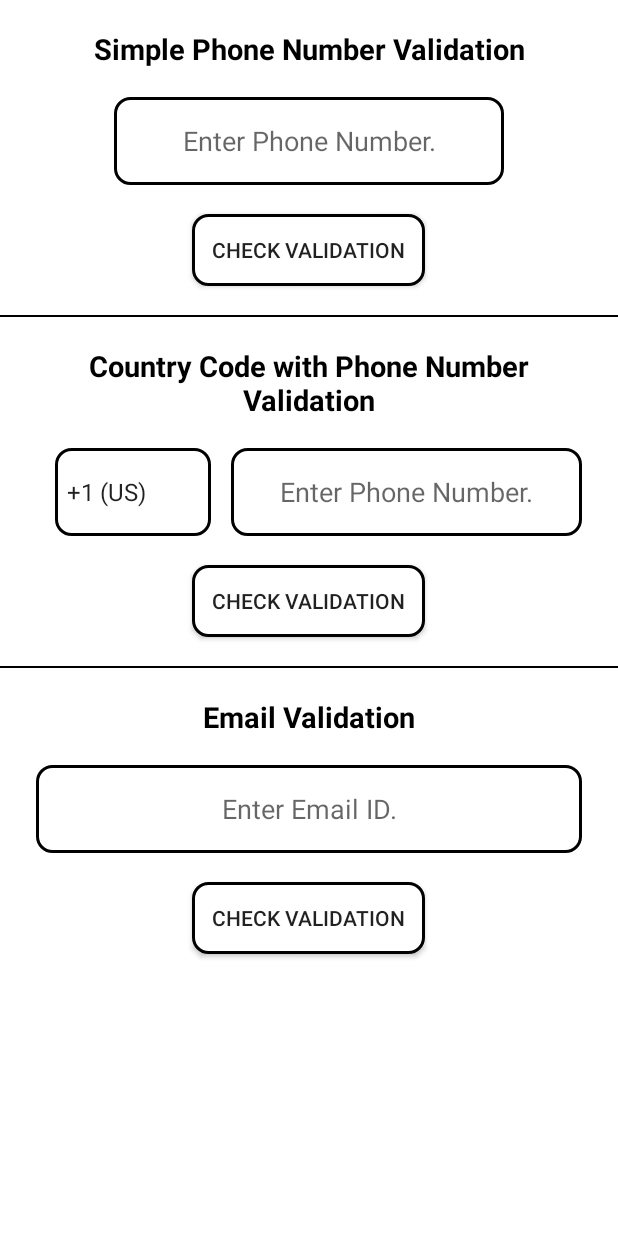
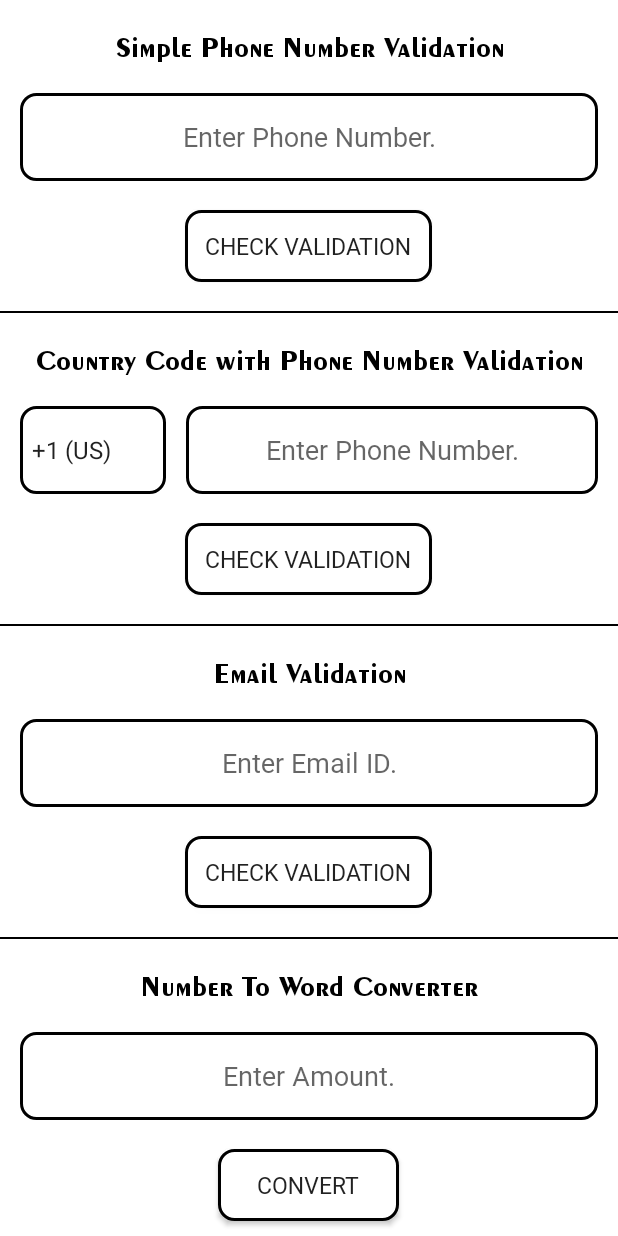
Before and after one commit to chiragmiracle/miraclevalidatejava, an Android app: the screen it shows after launch (MainActivity), on a phone screen of 412 x 824 dp. Run offline under Robolectric (Android 15) with nearby library versions, the phone set to English and light mode, and no system bars; our stand-ins replace sdp/ssp sizes.

Commit message:
Number to word converter
Number to word converter complete

```diff
--- /dev/null
+++ b/ValidationUtility/src/main/java/com/validationutility/NumberToWordConverter.java
@@ -0,0 +1,73 @@
+package com.validationutility;
+
+import android.text.TextUtils;
+
+public class NumberToWordConverter {
+
+    private static final String[] UNITS = {"", "One", "Two", "Three", "Four", "Five", "Six", "Seven", "Eight", "Nine"};
+    private static final String[] TEENS = {"Ten", "Eleven", "Twelve", "Thirteen", "Fourteen", "Fifteen", "Sixteen", "Seventeen", "Eighteen", "Nineteen"};
+    private static final String[] TENS = {"", "", "Twenty", "Thirty", "Forty", "Fifty", "Sixty", "Seventy", "Eighty", "Ninety"};
+    private static final String[] THOUSANDS = {"", "Thousand", "Million", "Billion"};
+
+    public static String convertCountToWord(String number) {
+        if (TextUtils.isEmpty(number)) {
+            return "Please enter a valid number";
+        }
+
+        number = number.trim();
+
+        try {
+            long num = Long.parseLong(number);
+
+            if (num < 0 || num > 999_999_999_999L) {
+                return "Number out of range";
+            }
+
+            if (num == 0) {
+                return "Zero";
+            }
+
+            StringBuilder result = new StringBuilder();
+
+            int scale = 0;
+
+            while (num > 0) {
+                int lastThreeDigits = (int) (num % 1000);
+                if (lastThreeDigits != 0) {
+                    result.insert(0, convertThreeDigitsToWord(lastThreeDigits) + THOUSANDS[scale] + " ");
+                }
+                num /= 1000;
+                scale++;
+            }
+
+            return result.toString().trim();
+        } catch (NumberFormatException e) {
+            return "Invalid number format";
+        }
+    }
+
+    private static String convertThreeDigitsToWord(int num) {
+        StringBuilder result = new StringBuilder();
+
+        int hundredDigit = num / 100;
+        if (hundredDigit > 0) {
+            result.append(UNITS[hundredDigit]).append(" Hundred ");
+        }
+
+        int lastTwoDigits = num % 100;
+        if (lastTwoDigits < 10) {
+            result.append(UNITS[lastTwoDigits]);
+        } else if (lastTwoDigits < 20) {
+            result.append(TEENS[lastTwoDigits - 10]);
+        } else {
+            int tensDigit = lastTwoDigits / 10;
+            result.append(TENS[tensDigit]);
+            int unitDigit = lastTwoDigits % 10;
+            if (unitDigit > 0) {
+                result.append(" ").append(UNITS[unitDigit]);
+            }
+        }
+
+        return result.toString().trim();
+    }
+}
--- a/app/src/main/AndroidManifest.xml
+++ b/app/src/main/AndroidManifest.xml
@@ -14,7 +14,8 @@
         tools:targetApi="31">
         <activity
             android:name=".MainActivity"
-            android:exported="true">
+            android:exported="true"
+            android:windowSoftInputMode="stateHidden|adjustResize" >
             <intent-filter>
                 <action android:name="android.intent.action.MAIN" />
                 <category android:name="android.intent.category.LAUNCHER" />
--- a/app/src/main/java/com/miracle/validation/MainActivity.java
+++ b/app/src/main/java/com/miracle/validation/MainActivity.java
@@ -6,11 +6,13 @@ import android.view.View;
 import android.widget.ArrayAdapter;
 import android.widget.EditText;
 import android.widget.Spinner;
+import android.widget.TextView;
 import android.widget.Toast;
 
 import androidx.appcompat.app.AppCompatActivity;
 import androidx.appcompat.widget.AppCompatButton;
 
+import com.validationutility.NumberToWordConverter;
 import com.validationutility.Validation;
 
 
@@ -29,6 +31,11 @@ public class MainActivity extends AppCompatActivity {
     private AppCompatButton email_validation;
     private EditText et_email;
 
+    //Number to Word Convert
+    private AppCompatButton convert_validation;
+    private EditText et_convert_number;
+    private TextView tv_result;
+
     @Override
     protected void onCreate(Bundle savedInstanceState) {
         super.onCreate(savedInstanceState);
@@ -38,6 +45,15 @@ public class MainActivity extends AppCompatActivity {
         simpleteNumValidation();
         countryCodeNumValidation();
         emailValidation();
+        numberToWordConvert();
+    }
+
+    private void numberToWordConvert() {
+        convert_validation.setOnClickListener(v -> {
+            String inputNumber = et_convert_number.getText().toString();
+            String result = NumberToWordConverter.convertCountToWord(inputNumber);
+            tv_result.setText(result);
+        });
     }
 
     private void emailValidation() {
@@ -100,6 +116,9 @@ public class MainActivity extends AppCompatActivity {
         country_code = findViewById(R.id.country_code);
         et_email = findViewById(R.id.et_email);
         email_validation = findViewById(R.id.email_validation);
+        convert_validation = findViewById(R.id.convert_validation);
+        et_convert_number = findViewById(R.id.et_convert_number);
+        tv_result = findViewById(R.id.tv_result);
     }
 
 }
--- a/app/src/main/res/layout/activity_main.xml
+++ b/app/src/main/res/layout/activity_main.xml
@@ -24,21 +24,23 @@
                 android:orientation="vertical">
 
                 <TextView
+                    android:layout_width="match_parent"
+                    android:layout_height="wrap_content"
+                    android:layout_marginHorizontal="@dimen/_15sdp"
+                    android:layout_marginVertical="@dimen/_15sdp"
+                    android:fontFamily="@font/heading"
+                    android:gravity="center"
+                    android:text="Simple Phone Number Validation"
                     android:textColor="@color/black"
-                    android:textStyle="bold"
-                    android:layout_marginHorizontal="@dimen/_15sdp"
-                    android:textSize="@dimen/_15ssp"
-                    android:gravity="center"
-                    android:layout_marginVertical="@dimen/_15sdp"
-                    android:text="Simple Phone Number Validation"
-                    android:layout_width="match_parent"
-                    android:layout_height="wrap_content" />
+                    android:textSize="@dimen/_15ssp" />
 
                 <EditText
                     android:id="@+id/et_phone_number"
-                    android:layout_width="@dimen/_200sdp"
+                    android:layout_width="match_parent"
                     android:layout_height="@dimen/_45sdp"
+                    android:layout_marginHorizontal="@dimen/_10sdp"
                     android:background="@drawable/btn_shape"
+                    android:fontFamily="@font/reg"
                     android:gravity="center"
                     android:hint="Enter Phone Number."
                     android:inputType="phone"
@@ -52,9 +54,11 @@
                     android:layout_gravity="center"
                     android:layout_marginVertical="@dimen/_15sdp"
                     android:background="@drawable/btn_shape"
+                    android:fontFamily="@font/bold"
                     android:paddingHorizontal="@dimen/_10sdp"
                     android:paddingVertical="@dimen/_3sdp"
-                    android:text="Check Validation" />
+                    android:text="Check Validation"
+                    android:textSize="@dimen/_12ssp" />
 
             </LinearLayout>
 
@@ -70,15 +74,15 @@
                 android:orientation="vertical">
 
                 <TextView
-                    android:textColor="@color/black"
-                    android:textStyle="bold"
-                    android:textSize="@dimen/_15ssp"
-                    android:gravity="center"
+                    android:layout_width="match_parent"
+                    android:layout_height="wrap_content"
                     android:layout_marginHorizontal="@dimen/_15sdp"
                     android:layout_marginVertical="@dimen/_15sdp"
+                    android:fontFamily="@font/heading"
+                    android:gravity="center"
                     android:text="Country Code with Phone Number Validation"
-                    android:layout_width="match_parent"
-                    android:layout_height="wrap_content" />
+                    android:textColor="@color/black"
+                    android:textSize="@dimen/_15ssp" />
 
                 <LinearLayout
                     android:layout_width="match_parent"
@@ -88,17 +92,22 @@
 
                     <Spinner
                         android:id="@+id/country_code"
-                        android:layout_width="@dimen/_80sdp"
+                        android:layout_width="match_parent"
                         android:layout_height="@dimen/_45sdp"
                         android:layout_marginHorizontal="@dimen/_10sdp"
+                        android:layout_weight="7"
                         android:background="@drawable/btn_shape"
-                        android:entries="@array/country_codes" />
+                        android:entries="@array/country_codes"
+                        android:fontFamily="@font/reg" />
 
                     <EditText
                         android:id="@+id/et_phone_number1"
-                        android:layout_width="@dimen/_180sdp"
+                        android:layout_width="match_parent"
                         android:layout_height="@dimen/_45sdp"
+                        android:layout_marginRight="@dimen/_10sdp"
+                        android:layout_weight="3"
                         android:background="@drawable/btn_shape"
+                        android:fontFamily="@font/reg"
                         android:gravity="center"
                         android:hint="Enter Phone Number."
                         android:inputType="phone"
@@ -114,9 +123,11 @@
                     android:layout_gravity="center"
                     android:layout_marginVertical="@dimen/_15sdp"
                     android:background="@drawable/btn_shape"
+                    android:fontFamily="@font/bold"
                     android:paddingHorizontal="@dimen/_10sdp"
                     android:paddingVertical="@dimen/_3sdp"
-                    android:text="Check Validation" />
+                    android:text="Check Validation"
+                    android:textSize="@dimen/_12ssp" />
 
             </LinearLayout>
 
@@ -132,25 +143,27 @@
                 android:orientation="vertical">
 
                 <TextView
+                    android:layout_width="match_parent"
+                    android:layout_height="wrap_content"
+                    android:layout_marginHorizontal="@dimen/_15sdp"
+                    android:layout_marginVertical="@dimen/_15sdp"
+                    android:fontFamily="@font/heading"
+                    android:gravity="center"
+                    android:text="Email Validation"
                     android:textColor="@color/black"
-                    android:textStyle="bold"
-                    android:layout_marginHorizontal="@dimen/_15sdp"
-                    android:textSize="@dimen/_15ssp"
-                    android:gravity="center"
-                    android:layout_marginVertical="@dimen/_15sdp"
-                    android:text="Email Validation"
-                    android:layout_width="match_parent"
-                    android:layout_height="wrap_content" />
+                    android:textSize="@dimen/_15ssp" />
 
                 <EditText
                     android:id="@+id/et_email"
-                    android:layout_width="@dimen/_280sdp"
+                    android:layout_width="match_parent"
                     android:layout_height="@dimen/_45sdp"
+                    android:layout_marginHorizontal="@dimen/_10sdp"
                     android:background="@drawable/btn_shape"
+                    android:fontFamily="@font/reg"
                     android:gravity="center"
+                    android:hint="Enter Email ID."
+                    android:inputType="textEmailAddress"
                     android:singleLine="true"
-                    android:hint="Enter Email ID."
-                    android:inputType="text"
                     android:textSize="@dimen/_14ssp" />
 
                 <androidx.appcompat.widget.AppCompatButton
@@ -160,11 +173,81 @@
                     android:layout_gravity="center"
                     android:layout_marginVertical="@dimen/_15sdp"
                     android:background="@drawable/btn_shape"
+                    android:fontFamily="@font/bold"
                     android:paddingHorizontal="@dimen/_10sdp"
                     android:paddingVertical="@dimen/_3sdp"
-                    android:text="Check Validation" />
+                    android:text="Check Validation"
+                    android:textSize="@dimen/_12ssp" />
 
             </LinearLayout>
+
+            <View
+                android:layout_width="match_parent"
+                android:layout_height="1dp"
+                android:background="@color/black" />
+
+            <LinearLayout
+                android:layout_width="match_parent"
+                android:layout_height="match_parent"
+                android:gravity="center"
+                android:orientation="vertical">
+
+                <TextView
+                    android:layout_width="match_parent"
+                    android:layout_height="wrap_content"
+                    android:layout_marginHorizontal="@dimen/_15sdp"
+                    android:layout_marginVertical="@dimen/_15sdp"
+                    android:fontFamily="@font/heading"
+                    android:gravity="center"
+                    android:text="Number To Word Converter"
+                    android:textColor="@color/black"
+                    android:textSize="@dimen/_15ssp" />
+
+                <EditText
+                    android:id="@+id/et_convert_number"
+                    android:layout_width="match_parent"
+                    android:layout_height="@dimen/_45sdp"
+                    android:layout_marginHorizontal="@dimen/_10sdp"
+                    android:background="@drawable/btn_shape"
+                    android:fontFamily="@font/reg"
+                    android:gravity="center"
+                    android:hint="Enter Amount."
+                    android:inputType="numberDecimal"
+                    android:maxLength="10"
+                    android:singleLine="true"
+                    android:textSize="@dimen/_14ssp" />
+
+                <androidx.appcompat.widget.AppCompatButton
+                    android:id="@+id/convert_validation"
+                    android:layout_width="wrap_content"
+                    android:layout_height="wrap_content"
+                    android:layout_gravity="center"
+                    android:layout_marginVertical="@dimen/_15sdp"
+                    android:background="@drawable/btn_shape"
+                    android:fontFamily="@font/bold"
+                    android:paddingHorizontal="@dimen/_20sdp"
+                    android:paddingVertical="@dimen/_3sdp"
+                    android:text="Convert"
+                    android:textSize="@dimen/_12ssp" />
+
+                <TextView
+                    android:id="@+id/tv_result"
+                    android:layout_width="match_parent"
+                    android:layout_height="wrap_content"
+                    android:layout_marginHorizontal="@dimen/_15sdp"
+                    android:layout_marginTop="@dimen/_7sdp"
+                    android:layout_marginBottom="@dimen/_10sdp"
+                    android:alpha="0.8"
+                    android:fontFamily="@font/bold"
+                    android:textColor="@color/black"
+                    android:textSize="@dimen/_12ssp" />
+
+            </LinearLayout>
+
+            <View
+                android:layout_width="match_parent"
+                android:layout_height="1dp"
+                android:background="@color/black" />
 
         </LinearLayout>
 
```
Also changed, not shown: app/src/main/res/font/heading.ttf (added), 2 other files.
